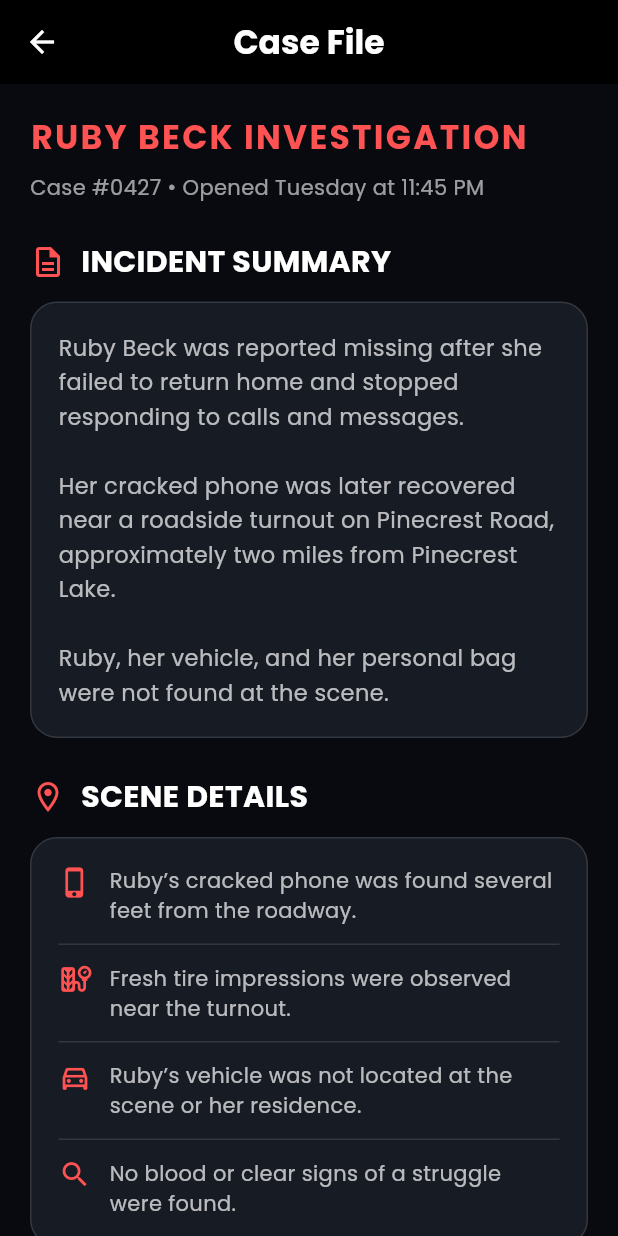
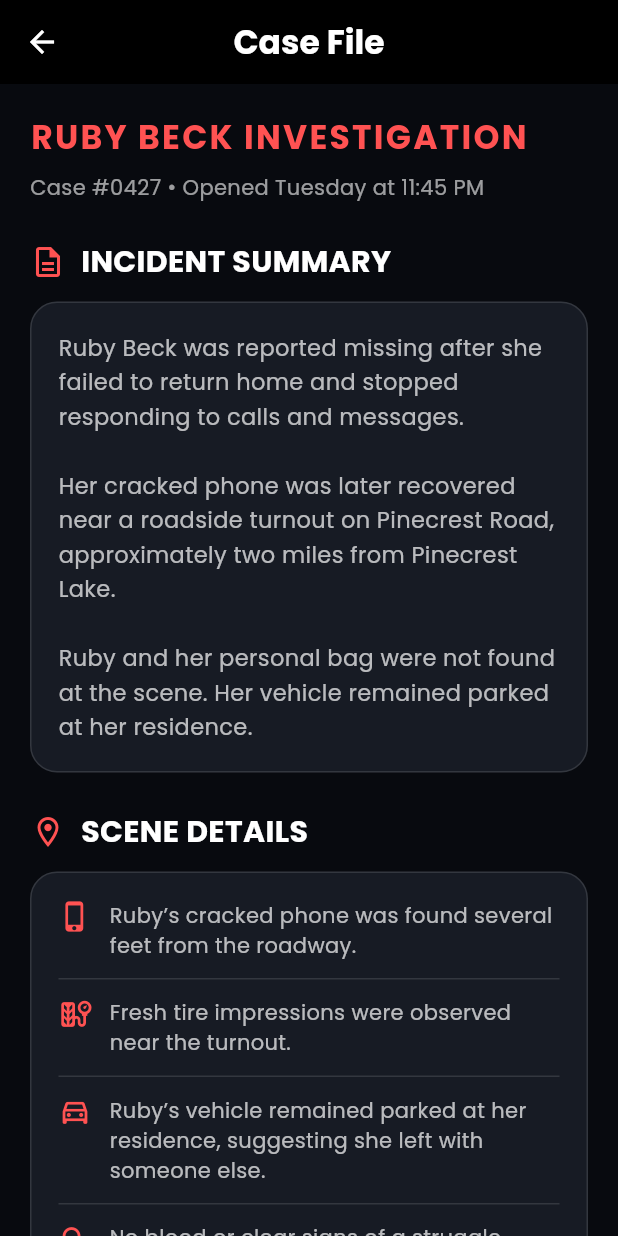
Before and after one commit to fafrah/Team-Project, a Flutter app: the CaseFileScreen screen opened directly, on a phone screen of 412 x 824 dp. Run offline on Flutter 3.47's test engine with Material 3 defaults, Android fonts, the phone set to English and light mode, and no system bars; our stand-ins replace cloud_firestore, firebase_auth, firebase_core, google_fonts; accounts and stored records are empty.

Commit message:
align sotry clues and fixed Diane social evidence

```diff
--- a/lib/data/email_data.dart
+++ b/lib/data/email_data.dart
@@ -30,7 +30,7 @@ Dear Ruby,
 
 Our records indicate that your tuition balance of \$14,200 for the current semester remains unpaid.
 
-We have also identified several withdrawals from your Education Savings Account that were either returned or transferred to another account.
+We have also identified four withdrawals totaling \$14,200 from your Education Savings Account that were transferred to another account.
 
 Please contact Financial Services immediately to resolve this matter before your enrollment is affected.
 
--- a/lib/data/social_data.dart
+++ b/lib/data/social_data.dart
@@ -25,7 +25,7 @@ final List<SocialPost> socialPosts = [
   // Diane
   // ==========================================
   SocialPost(
-    username: "@diane_h",
+    username: "@diane84",
     displayName: "Diane Beck",
     verified: false,
     location: "📍 Pinecrest Lake",
--- a/lib/screens/accusation_screen.dart
+++ b/lib/screens/accusation_screen.dart
@@ -30,7 +30,7 @@ class AccusationScreen extends StatelessWidget {
       _Suspect(
         "Diane",
         "Ruby's Mother",
-        "Her story keeps changing. Says she was home all night.",
+        "Her story keeps changing, and evidence places her near Pinecrest Lake.",
         Icons.person,
       ),
       _Suspect(
--- a/lib/screens/case_file_screen.dart
+++ b/lib/screens/case_file_screen.dart
@@ -60,8 +60,8 @@ class CaseFileScreen extends StatelessWidget {
                       'Her cracked phone was later recovered near a roadside '
                       'turnout on Pinecrest Road, approximately two miles from '
                       'Pinecrest Lake.\n\n'
-                      'Ruby, her vehicle, and her personal bag were not found '
-                      'at the scene.',
+                      'Ruby and her personal bag were not found at the scene. '
+                      'Her vehicle remained parked at her residence.',
                       style: TextStyle(
                         color: Colors.white70,
                         fontSize: 15,
@@ -95,7 +95,7 @@ class CaseFileScreen extends StatelessWidget {
                         _SceneRow(
                           icon: Icons.directions_car_outlined,
                           text:
-                              'Ruby’s vehicle was not located at the scene or her residence.',
+                              'Ruby’s vehicle remained parked at her residence, suggesting she left with someone else.',
                         ),
                         _SceneRow(
                           icon: Icons.search,
--- a/lib/screens/detective_screen.dart
+++ b/lib/screens/detective_screen.dart
@@ -43,8 +43,8 @@ class DetectiveScreen extends StatelessWidget {
                       'read, “HELP!” Her phone was later recovered near a '
                       'roadside turnout on Pinecrest Road, approximately two '
                       'miles from Pinecrest Lake.\n\n'
-                      'Ruby, her vehicle, and her personal bag were not found '
-                      'at the scene.',
+                      'Ruby and her personal bag were not found at the scene. '
+                      'Her vehicle remained parked at her residence.',
                       style: _CaseStyles.bodyText,
                     ),
                   ),
@@ -70,10 +70,10 @@ class DetectiveScreen extends StatelessWidget {
                         ),
                         _FactRow(
                           icon: Icons.directions_car_outlined,
-                          title: 'Ruby’s vehicle is missing',
+                          title: 'Ruby’s vehicle remained at home',
                           description:
-                              'Her vehicle was not located at the turnout or '
-                              'at her residence.',
+                              'Her vehicle was still parked at her residence, suggesting '
+                              'that Ruby left with someone else.',
                         ),
                         _FactRow(
                           icon: Icons.search,
@@ -589,7 +589,7 @@ class _PersonsOfInterestSection extends StatelessWidget {
             relationship: 'Ruby’s mother',
             icon: Icons.family_restroom,
             summary:
-                'Diane says she last spoke with Ruby earlier that afternoon. '
+                'Diane says she last spoke with Ruby earlier that evening. '
                 'Some details of her account have not been verified.',
           ),
           SizedBox(height: 12),
--- a/lib/screens/social_media_screen.dart
+++ b/lib/screens/social_media_screen.dart
@@ -40,7 +40,7 @@ class _SocialMediaScreenState extends State<SocialMediaScreen> {
     },
 
     {
-      "text": "Tomorrow I'm getting answers. No more excuses.",
+      "text": "Tonight I'm getting answers. No more excuses.",
       "likes": "417",
       "comments": "76",
       "time": "Yesterday • 6:12 PM",
--- a/lib/screens/social_post_screen.dart
+++ b/lib/screens/social_post_screen.dart
@@ -21,7 +21,7 @@ class _SocialPostScreenState extends State<SocialPostScreen> {
 
     WidgetsBinding.instance.addPostFrameCallback((_) {
       // Unlock evidence only when Diane Beck's post is opened
-      if (widget.post.displayName == "Beck") {
+      if (widget.post.displayName == "Diane Beck") {
         final game = context.read<GameProvider>();
 
         if (!game.state.discoveredClues.any(
```
Also changed, not shown: lib/data/chat_data.dart (+7 -7 lines).
